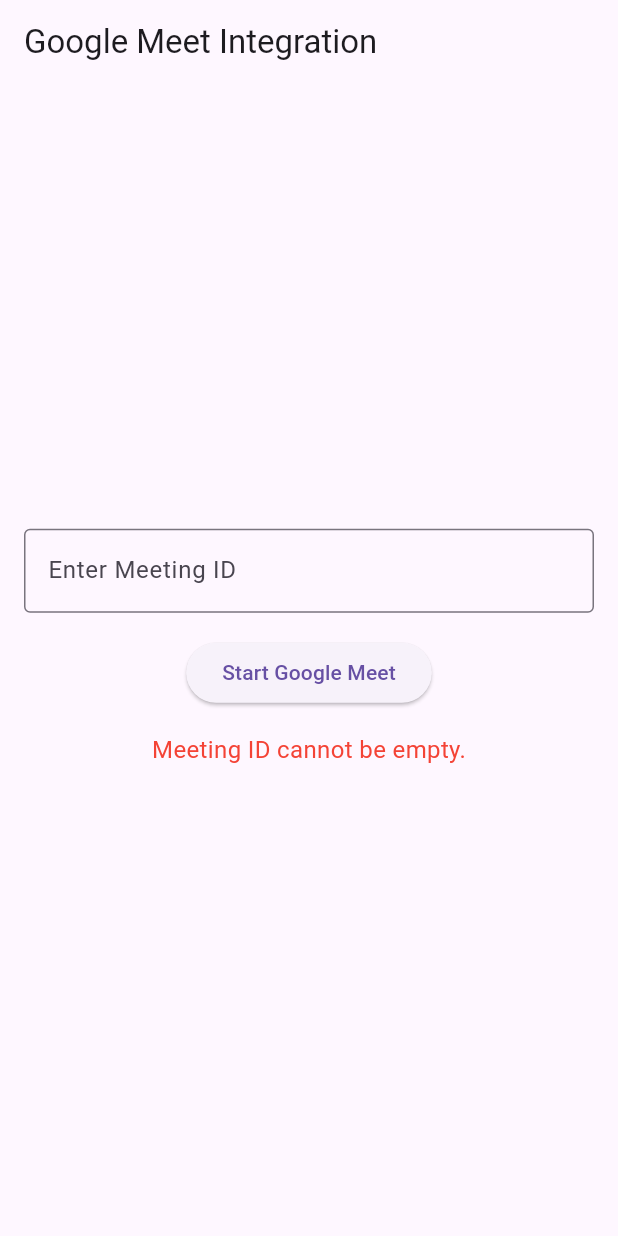
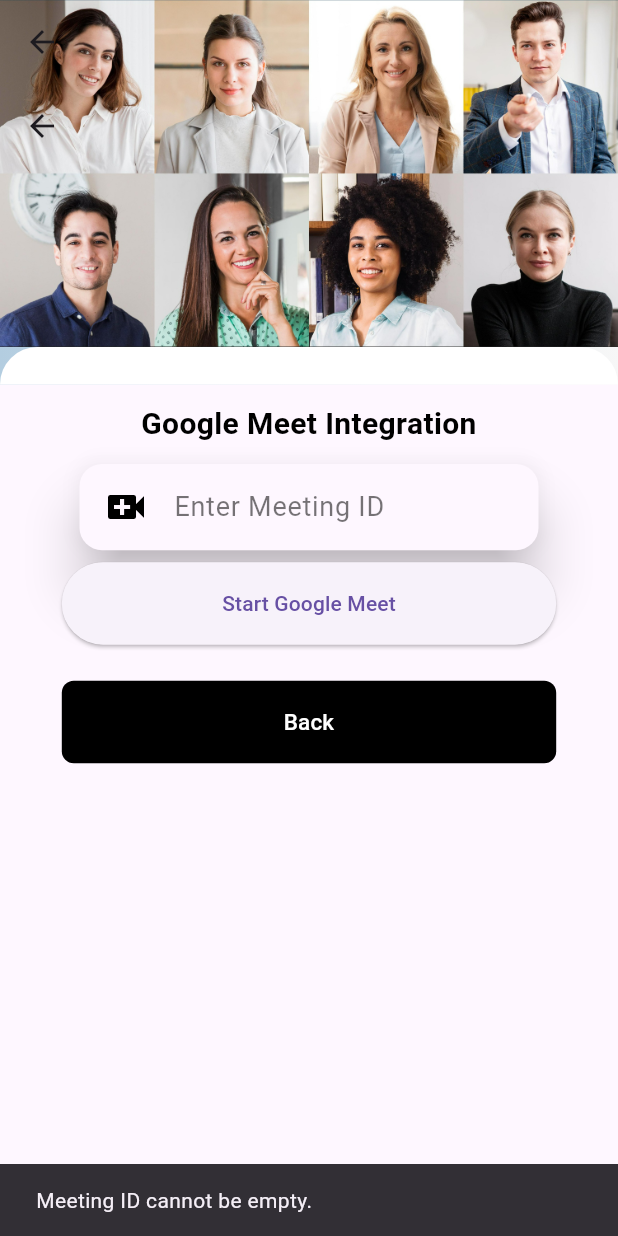
Before and after one commit to Phoenix-Chiriseri/cameraAppRepo, a Flutter app: the GoogleMeetIntegrationPage screen opened directly, after a tap on "Start Google Meet", on a phone screen of 412 x 824 dp. Run offline on Flutter 3.47's test engine with Material 3 defaults, Android fonts, the phone set to English and light mode, and no system bars; our stand-ins replace camera, firebase_core, flutter_local_notifications, get, image_picker, permission_handler and 3 more; missing offline and left inert: encrypt, flutter_tflite, network_info_plus, simple_application, webview_flutter_plus, wifi_iot; accounts and stored records are empty; Roboto replaces fonts that are missing (Segoe UI).

Commit message:
readded the google meets page

```diff
--- a/lib/main.dart
+++ b/lib/main.dart
@@ -73,7 +73,7 @@ class _LoginScreenState extends State<LoginScreen> {
                   child: InkWell(
                     onTap: () {},
                     child: Text(
-                      "",
+                      "Forgot Password?",
                       style: TextStyle(
                         fontSize: 15,
                         fontWeight: FontWeight.bold,
--- a/lib/new_dash.dart
+++ b/lib/new_dash.dart
@@ -26,7 +26,7 @@ class _HomeState extends State<Home> {
   int _selectedIndex = 0;
 
   final List<Widget> _screens = [
-    GoogleMeetIntegrationApp()
+
   ];
 
   void _onItemTapped(int index) {
@@ -283,7 +283,7 @@ class _HomeState extends State<Home> {
               onPressed: () {
                 Navigator.push(
                   context,
-                  MaterialPageRoute(builder: (context) => GoogleMeetIntegrationApp()),
+                  MaterialPageRoute(builder: (context) => GoogleMeetIntegrationPage()),
                 );
               },
               backgroundColor: Colors.white,
--- a/lib/start_googlemeet.dart
+++ b/lib/start_googlemeet.dart
@@ -1,17 +1,11 @@
 import 'package:flutter/material.dart';
-import 'package:url_launcher/url_launcher.dart'; // Ensure this dependency is in your pubspec.yaml
+import 'package:url_launcher/url_launcher.dart';
+import 'package:simple_project/widgets/inputTextWidget.dart'; // Import your custom widget
 
 void main() {
-  runApp(GoogleMeetIntegrationApp());
-}
-
-class GoogleMeetIntegrationApp extends StatelessWidget {
-  @override
-  Widget build(BuildContext context) {
-    return MaterialApp(
-      home: GoogleMeetIntegrationPage(),
-    );
-  }
+  runApp(MaterialApp(
+    home: GoogleMeetIntegrationPage(),
+  ));
 }
 
 class GoogleMeetIntegrationPage extends StatefulWidget {
@@ -22,20 +16,21 @@ class GoogleMeetIntegrationPage extends StatefulWidget {
 class _GoogleMeetIntegrationPageState extends State<GoogleMeetIntegrationPage> {
   final TextEditingController _meetingIdController = TextEditingController();
   String _errorMessage = '';
+  final _formKey = GlobalKey<FormState>();
 
   Future<void> _startMeeting() async {
     final meetingId = _meetingIdController.text.trim();
     if (meetingId.isEmpty) {
-      setState(() {
-        _errorMessage = 'Meeting ID cannot be empty.';
-      });
+      ScaffoldMessenger.of(context).showSnackBar(
+        SnackBar(content: Text('Meeting ID cannot be empty.')),
+      );
       return;
     }
 
     if (!RegExp(r'^[a-zA-Z0-9]+$').hasMatch(meetingId)) {
-      setState(() {
-        _errorMessage = 'Invalid Meeting ID format. Please enter a valid ID.';
-      });
+      ScaffoldMessenger.of(context).showSnackBar(
+        SnackBar(content: Text('Invalid Meeting ID format.')),
+      );
       return;
     }
 
@@ -45,49 +40,156 @@ class _GoogleMeetIntegrationPageState extends State<GoogleMeetIntegrationPage> {
       if (await canLaunch(meetUrl)) {
         await launch(meetUrl);
       } else {
-        setState(() {
-          _errorMessage = 'Could not launch Google Meet. Please check the meeting ID and try again.';
-        });
+        ScaffoldMessenger.of(context).showSnackBar(
+          SnackBar(content: Text('Could not launch Google Meet.')),
+        );
       }
     } catch (e) {
-      setState(() {
-        _errorMessage = 'Error launching Google Meet: $e';
-      });
+      ScaffoldMessenger.of(context).showSnackBar(
+        SnackBar(content: Text('Error launching Google Meet: $e')),
+      );
     }
   }
 
   @override
   Widget build(BuildContext context) {
-    return Scaffold(
-      appBar: AppBar(title: Text('Google Meet Integration')),
-      body: Padding(
-        padding: const EdgeInsets.all(16.0),
-        child: Column(
-          mainAxisAlignment: MainAxisAlignment.center,
-          children: <Widget>[
-            TextField(
-              controller: _meetingIdController,
-              decoration: InputDecoration(
-                labelText: 'Enter Meeting ID',
-                border: OutlineInputBorder(),
-                hintText: 'e.g., abc-defg-hij',
+    final screenWidth = MediaQuery.of(context).size.width;
+    final double r = (175 / 360); // Ratio for web test
+    final coverHeight = screenWidth * r;
+
+    final buttonWidth = screenWidth * 0.8;
+    final buttonHeight = 55.0;
+
+    final widgetList = [
+      Padding(
+        padding: const EdgeInsets.symmetric(horizontal: 28.0, vertical: 12.0),
+        child: Row(
+          children: [
+            Expanded(
+              child: Center(
+                child: Text(
+                  'Google Meet Integration',
+                  style: TextStyle(
+                    fontFamily: 'Segoe UI',
+                    fontSize: 20,
+                    fontWeight: FontWeight.bold,
+                    color: Colors.black,
+                  ),
+                  textAlign: TextAlign.center,
+                ),
               ),
             ),
-            SizedBox(height: 16),
-            ElevatedButton(
-              onPressed: _startMeeting,
-              child: Text('Start Google Meet'),
-            ),
-            if (_errorMessage.isNotEmpty)
-              Padding(
-                padding: const EdgeInsets.all(16.0),
-                child: Text(
-                  _errorMessage,
-                  style: TextStyle(color: Colors.red, fontSize: 16),
+          ],
+        ),
+      ),
+      Padding(
+        padding: const EdgeInsets.symmetric(horizontal: 28.0),
+        child: Form(
+          key: _formKey,
+          child: Column(
+            children: [
+              InputTextWidget(
+                controller: _meetingIdController,
+                labelText: "Enter Meeting ID",
+                icon: Icons.video_call, // Use an appropriate icon
+                obscureText: false,
+                keyboardType: TextInputType.text,
+              ),
+              Container(
+                margin: EdgeInsets.symmetric(vertical: 8.0),
+                width: buttonWidth,
+                height: buttonHeight,
+                child: ElevatedButton(
+                  onPressed: _startMeeting,
+                  child: Text("Start Google Meet"),
                 ),
               ),
-          ],
+              SizedBox(height: 8.0),
+              Container(
+                margin: EdgeInsets.symmetric(vertical: 8.0),
+                width: buttonWidth,
+                height: buttonHeight,
+                child: ElevatedButton(
+                  onPressed: () {
+                    Navigator.pop(context); // Back navigation
+                  },
+                  style: ElevatedButton.styleFrom(
+                    backgroundColor: Colors.black,
+                    elevation: 0.0,
+                    minimumSize: Size(buttonWidth, buttonHeight),
+                    shape: RoundedRectangleBorder(
+                      borderRadius: BorderRadius.all(Radius.circular(8)),
+                    ),
+                  ),
+                  child: Text(
+                    "Back",
+                    textAlign: TextAlign.center,
+                    style: TextStyle(color: Colors.white, fontSize: 15),
+                  ),
+                ),
+              ),
+              SizedBox(height: 15.0),
+            ],
+          ),
         ),
+      ),
+    ];
+
+    return Scaffold(
+      extendBodyBehindAppBar: true,
+      appBar: AppBar(
+        backgroundColor: Colors.transparent,
+        elevation: 0.0,
+      ),
+      body: CustomScrollView(
+        slivers: <Widget>[
+          SliverAppBar(
+            pinned: true,
+            snap: false,
+            floating: false,
+            expandedHeight: coverHeight - 25,
+            backgroundColor: Colors.blue,
+            flexibleSpace: FlexibleSpaceBar(
+              centerTitle: true,
+              background: Image.asset("assets/google_meet.jpg", fit: BoxFit.cover), // Update asset
+            ),
+          ),
+          SliverToBoxAdapter(
+            child: Container(
+              decoration: BoxDecoration(
+                gradient: LinearGradient(
+                  colors: <Color>[Color(0xFFb3cde0), Color(0xFFf7f7f7)],
+                ),
+              ),
+              width: screenWidth,
+              height: 25,
+              child: Column(
+                mainAxisAlignment: MainAxisAlignment.end,
+                children: <Widget>[
+                  Container(
+                    width: screenWidth,
+                    height: 25,
+                    decoration: BoxDecoration(
+                      color: Colors.white,
+                      borderRadius: BorderRadius.only(
+                        topLeft: Radius.circular(30.0),
+                        topRight: Radius.circular(30.0),
+                      ),
+                    ),
+                  ),
+                ],
+              ),
+            ),
+          ),
+          SliverList(
+            delegate: SliverChildBuilderDelegate(
+                  (BuildContext context, int index) {
+                return widgetList[index];
+              },
+              childCount: widgetList.length,
+            ),
+          ),
+        ],
       ),
     );
   }
--- a/pubspec.yaml
+++ b/pubspec.yaml
@@ -95,3 +95,4 @@ flutter:
     - assets/whatsapp.jpg
     - assets/patient.jpg
     - assets/signup.png
+    - assets/google_meet.jpg
```
Also changed, not shown: assets/google_meet.jpg (added).
